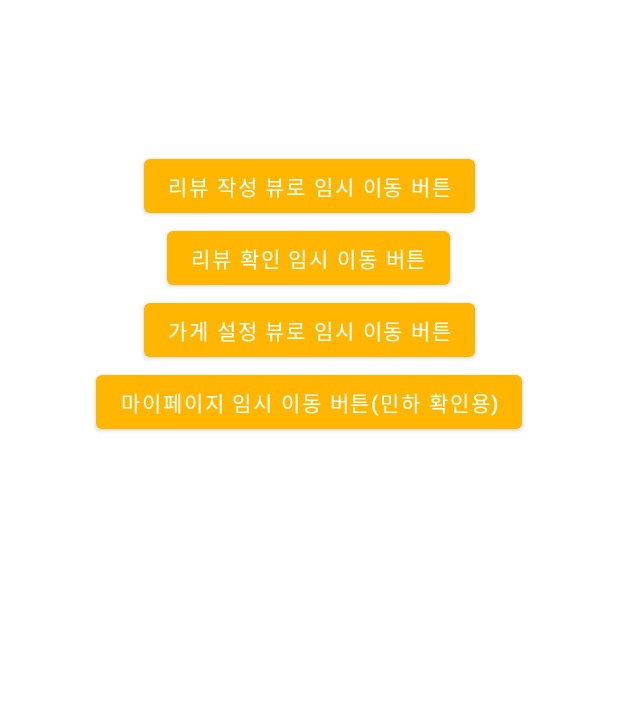
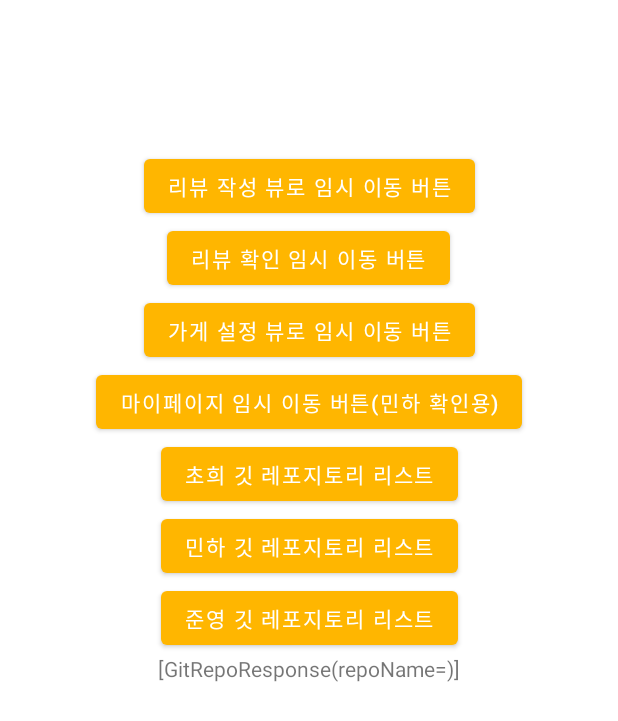
Before and after one commit to Capstone-FoodDeuk/Fooddeuk-Android, an Android app: the MainActivity screen opened directly, with no data from a screen before it, on a phone screen of 412 x 824 dp. Shown: the top 721 px of the screen. Run offline under Robolectric (Android 15) with nearby library versions, the phone set to English and light mode, and no system bars.

Commit message:
viewModel, liveData, retrofit 설정

```diff
--- a/app/src/main/java/com/seoultech/fooddeuk/MainActivity.kt
+++ b/app/src/main/java/com/seoultech/fooddeuk/MainActivity.kt
@@ -3,11 +3,9 @@ package com.seoultech.fooddeuk
 import android.content.Intent
 import android.os.Bundle
 import androidx.appcompat.app.AppCompatActivity
+import androidx.lifecycle.Observer
+import androidx.lifecycle.ViewModelProvider
 import com.seoultech.fooddeuk.databinding.ActivityMainBinding
-import com.seoultech.fooddeuk.detail.TruckDetailActivity
-import com.seoultech.fooddeuk.intro.IntroCEOActivity
-import com.seoultech.fooddeuk.intro.IntroCustomerActivity
-import com.seoultech.fooddeuk.map.MapActivity
 import com.seoultech.fooddeuk.mypage.MyPageActivity
 import com.seoultech.fooddeuk.review.InputReviewActivity
 import com.seoultech.fooddeuk.review.InputStoreActivity
@@ -16,6 +14,7 @@ import com.seoultech.fooddeuk.storeSetting.StoreSettingActivity
 class MainActivity : AppCompatActivity() {
 
     private lateinit var binding: ActivityMainBinding
+    private lateinit var mainViewModel: MainViewModel
 
     override fun onCreate(savedInstanceState: Bundle?) {
         super.onCreate(savedInstanceState)
@@ -23,7 +22,16 @@ class MainActivity : AppCompatActivity() {
         val view = binding.root
         setContentView(view)
 
+        mainViewModel = ViewModelProvider(this).get(MainViewModel::class.java)
+
+        subscribeName()
         tmpButtonsClickListener() // TODO : 후에 점점 기능들 붙여지면 지울 것
+    }
+
+    private fun subscribeName() {
+        mainViewModel.getRepoList().observe(this, Observer {
+            binding.tmpTextView.text = it.toString()
+        })
     }
 
     private fun tmpButtonsClickListener() {
@@ -43,5 +51,14 @@ class MainActivity : AppCompatActivity() {
             val intent = Intent(this, MyPageActivity::class.java)
             startActivity(intent)
         }
+        binding.tmpChohee.setOnClickListener {
+            mainViewModel.setRepoList("choheeis")
+        }
+        binding.tmpMinha.setOnClickListener {
+            mainViewModel.setRepoList("minha721")
+        }
+        binding.tmpJunyoung.setOnClickListener {
+            mainViewModel.setRepoList("anzun0")
+        }
     }
 }
--- /dev/null
+++ b/app/src/main/java/com/seoultech/fooddeuk/MainViewModel.kt
@@ -0,0 +1,37 @@
+package com.seoultech.fooddeuk
+
+import android.util.Log
+import androidx.lifecycle.LiveData
+import androidx.lifecycle.MutableLiveData
+import androidx.lifecycle.ViewModel
+import com.seoultech.fooddeuk.model.GitRepoResponse
+import com.seoultech.fooddeuk.network.FooddeukAPI
+import retrofit2.Call
+import retrofit2.Callback
+import retrofit2.Response
+
+class MainViewModel: ViewModel() {
+
+    private var repoList: MutableLiveData<List<GitRepoResponse>> = MutableLiveData(listOf(GitRepoResponse(repoName = "")))
+
+    fun getRepoList(): LiveData<List<GitRepoResponse>> {
+        return repoList
+    }
+
+    fun setRepoList(userName: String) {
+        // Retrofit call 호출
+        FooddeukAPI.getUserRepoList(userName).enqueue(object : Callback<List<GitRepoResponse>> {
+            override fun onResponse(
+                call: Call<List<GitRepoResponse>>,
+                response: Response<List<GitRepoResponse>>
+            ) {
+                repoList.postValue(response.body())
+            }
+
+            override fun onFailure(call: Call<List<GitRepoResponse>>, t: Throwable) {
+                // 서버 통신 실패
+                Log.d("kimchohee", "서버 통신 실패 $t")
+            }
+        })
+    }
+}
--- /dev/null
+++ b/app/src/main/java/com/seoultech/fooddeuk/model/GitRepoResponse.kt
@@ -0,0 +1,8 @@
+package com.seoultech.fooddeuk.model
+
+import com.google.gson.annotations.SerializedName
+
+data class GitRepoResponse(
+    @SerializedName("name")
+    var repoName: String
+)
--- a/app/src/main/res/layout/activity_main.xml
+++ b/app/src/main/res/layout/activity_main.xml
@@ -44,4 +44,40 @@
         app:layout_constraintStart_toStartOf="parent"
         app:layout_constraintTop_toBottomOf="@+id/tmp_setting_store" />
 
+    <Button
+        android:id="@+id/tmp_chohee"
+        android:layout_width="wrap_content"
+        android:layout_height="wrap_content"
+        android:text="초희 깃 레포지토리 리스트"
+        app:layout_constraintTop_toBottomOf="@+id/tmp_my_page"
+        app:layout_constraintStart_toStartOf="parent"
+        app:layout_constraintEnd_toEndOf="parent"/>
+
+    <Button
+        android:id="@+id/tmp_minha"
+        android:layout_width="wrap_content"
+        android:layout_height="wrap_content"
+        android:text="민하 깃 레포지토리 리스트"
+        app:layout_constraintTop_toBottomOf="@+id/tmp_chohee"
+        app:layout_constraintStart_toStartOf="parent"
+        app:layout_constraintEnd_toEndOf="parent"/>
+
+    <Button
+        android:id="@+id/tmp_junyoung"
+        android:layout_width="wrap_content"
+        android:layout_height="wrap_content"
+        android:text="준영 깃 레포지토리 리스트"
+        app:layout_constraintTop_toBottomOf="@+id/tmp_minha"
+        app:layout_constraintStart_toStartOf="parent"
+        app:layout_constraintEnd_toEndOf="parent"/>
+
+    <TextView
+        android:id="@+id/tmp_textView"
+        android:layout_width="wrap_content"
+        android:layout_height="wrap_content"
+        app:layout_constraintTop_toBottomOf="@+id/tmp_junyoung"
+        app:layout_constraintStart_toStartOf="parent"
+        app:layout_constraintEnd_toEndOf="parent"
+        tools:text="임시 텍스트뷰"/>
+
 </androidx.constraintlayout.widget.ConstraintLayout>
```
Also changed, not shown: app/build.gradle (+10 -0 lines), app/src/main/java/com/seoultech/fooddeuk/network/FooddeukAPI.kt (added, +10 -0 lines), app/src/main/java/com/seoultech/fooddeuk/network/FooddeukService.kt (added, +11 -0 lines), app/src/main/java/com/seoultech/fooddeuk/network/FooddeukServiceImpl.kt (added, +34 -0 lines), 3 other files.
